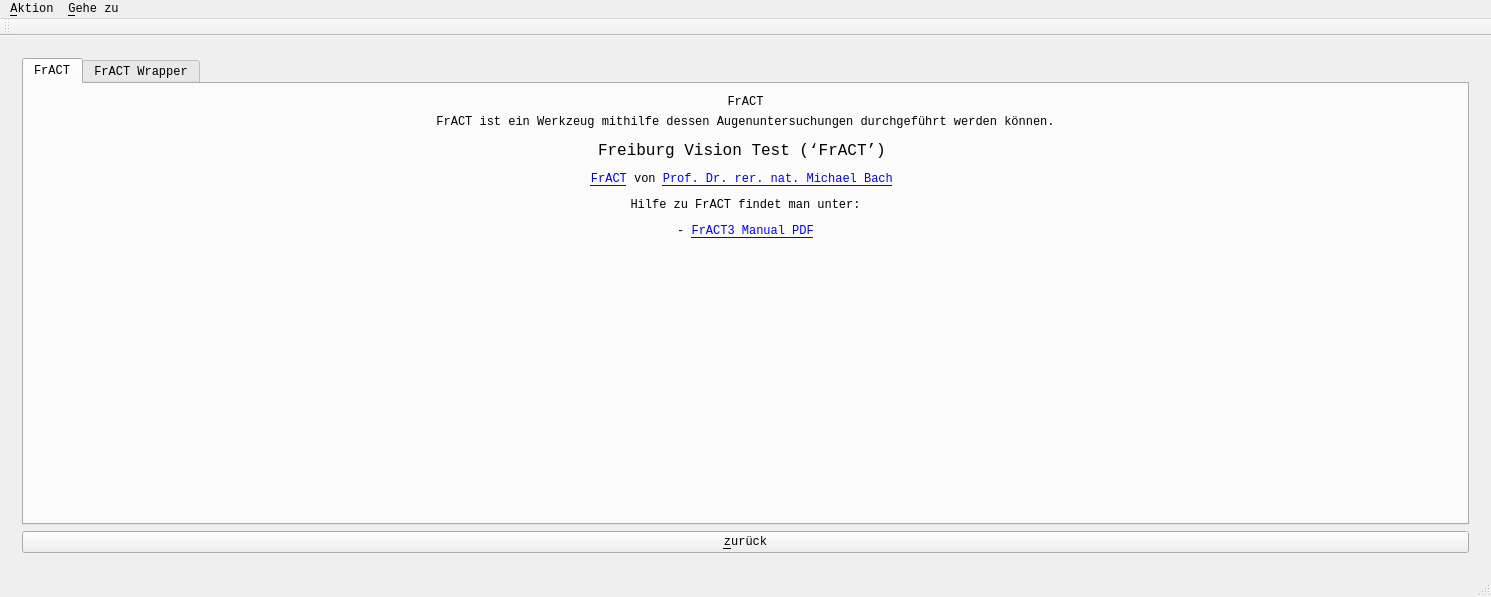
Old version of the form mainwindow.ui in the repository TPeschel/FrACTWrapper.
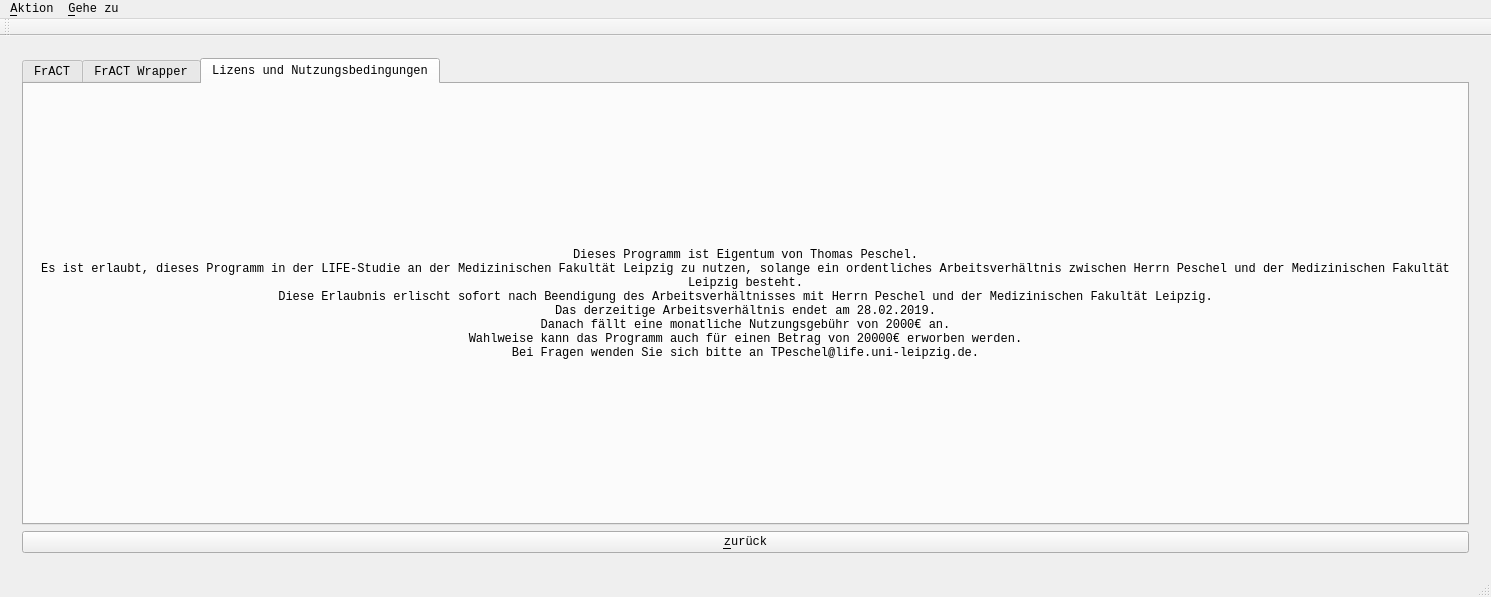
New version of the form. The open tabs and pages were chosen to show the change.

```diff
--- a/mainwindow.ui
+++ b/mainwindow.ui
@@ -1354,7 +1354,7 @@
         <item row="0" column="0">
          <widget class="QTabWidget" name="tabWidgetHelp">
           <property name="currentIndex">
-           <number>0</number>
+           <number>2</number>
           </property>
           <widget class="QWidget" name="tabHelpFract">
            <attribute name="title">
@@ -1451,6 +1451,35 @@
             </item>
            </layout>
           </widget>
+          <widget class="QWidget" name="tabLicense">
+           <attribute name="title">
+            <string>Lizens und Nutzungsbedingungen</string>
+           </attribute>
+           <layout class="QGridLayout" name="gridLayout_13">
+            <item row="0" column="0">
+             <widget class="QLabel" name="label">
+              <property name="layoutDirection">
+               <enum>Qt::LeftToRight</enum>
+              </property>
+              <property name="text">
+               <string>Dieses Programm ist Eigentum von Thomas Peschel.
+Es ist erlaubt, dieses Programm in der LIFE-Studie an der Medizinischen Fakultät Leipzig zu nutzen, solange ein ordentliches Arbeitsverhältnis zwischen Herrn Peschel und der Medizinischen Fakultät Leipzig besteht.
+Diese Erlaubnis erlischt sofort nach Beendigung des Arbeitsverhältnisses mit Herrn Peschel und der Medizinischen Fakultät Leipzig.
+Das derzeitige Arbeitsverhältnis endet am 28.02.2019.
+Danach fällt eine monatliche Nutzungsgebühr von 2000€ an.
+Wahlweise kann das Programm auch für einen Betrag von 20000€ erworben werden.
+Bei Fragen wenden Sie sich bitte an TPeschel@life.uni-leipzig.de.</string>
+              </property>
+              <property name="alignment">
+               <set>Qt::AlignCenter</set>
+              </property>
+              <property name="wordWrap">
+               <bool>true</bool>
+              </property>
+             </widget>
+            </item>
+           </layout>
+          </widget>
          </widget>
         </item>
         <item row="1" column="0">
```
